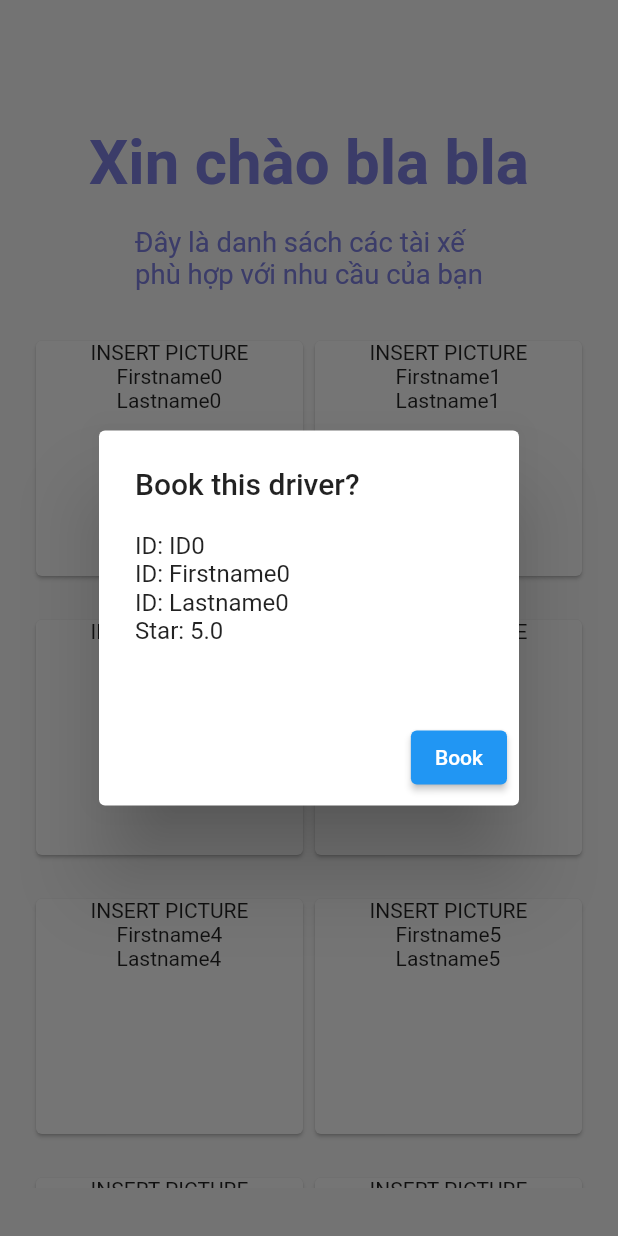
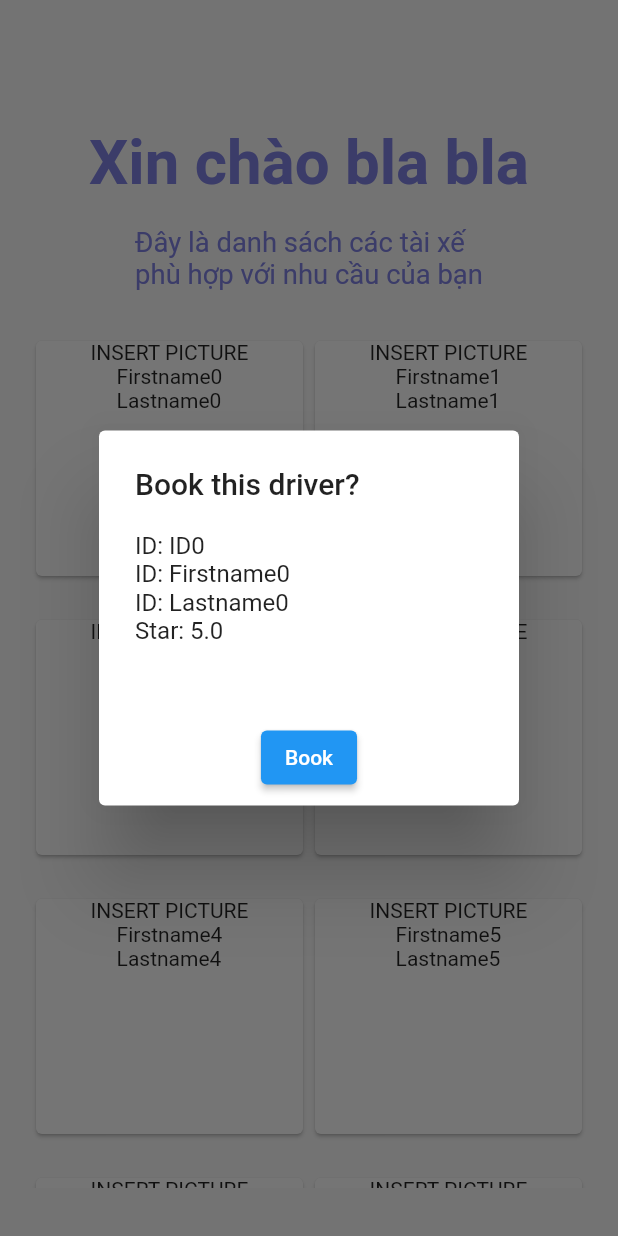
Before and after one commit to carie-knkd/carie-flutter, a Flutter app: the screen it shows after launch, after a tap on "INSERT PICTURE", on a phone screen of 412 x 824 dp. Run offline on Flutter 3.47's test engine with Material 2 defaults, Android fonts, the light colour scheme and no system bars; missing offline and left inert: international_phone_input.

Commit message:
update popup

```diff
--- a/lib/components/driver_info_widget.dart
+++ b/lib/components/driver_info_widget.dart
@@ -41,8 +41,10 @@ void showDriverInfo(BuildContext context, Driver driver) {
             title: Text("Book this driver?"),
             content: Text(driver.toString()),
             actions: [
-              ElevatedButton(
-                  onPressed: () => print("BOOKED"), child: Text("Book")),
+              Center(
+                child: ElevatedButton(
+                    onPressed: () => print("BOOKED"), child: Text("Book")),
+              ),
             ],
           ));
 }
```
